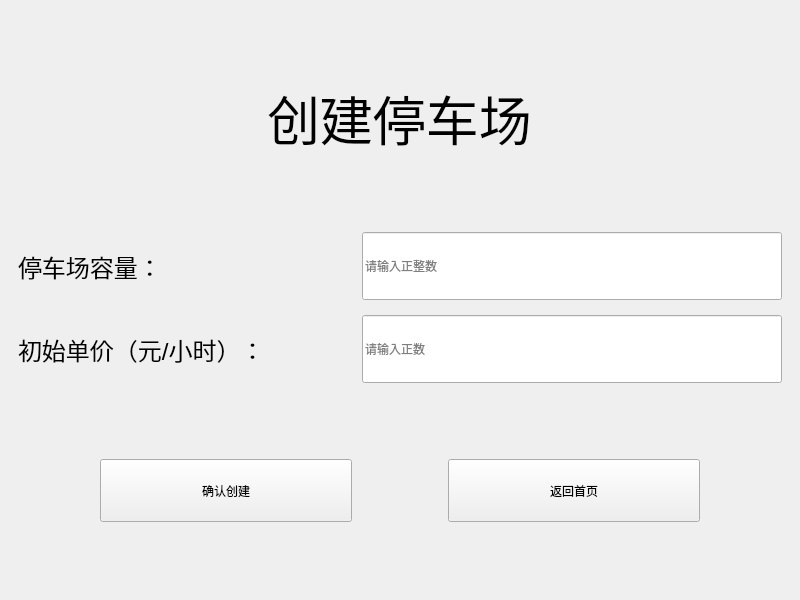
This is src/mainwindow.ui in ShakingFishForProgram/StackLinkedParkingManager as Qt 5 draws it before an edit. The edited form follows.
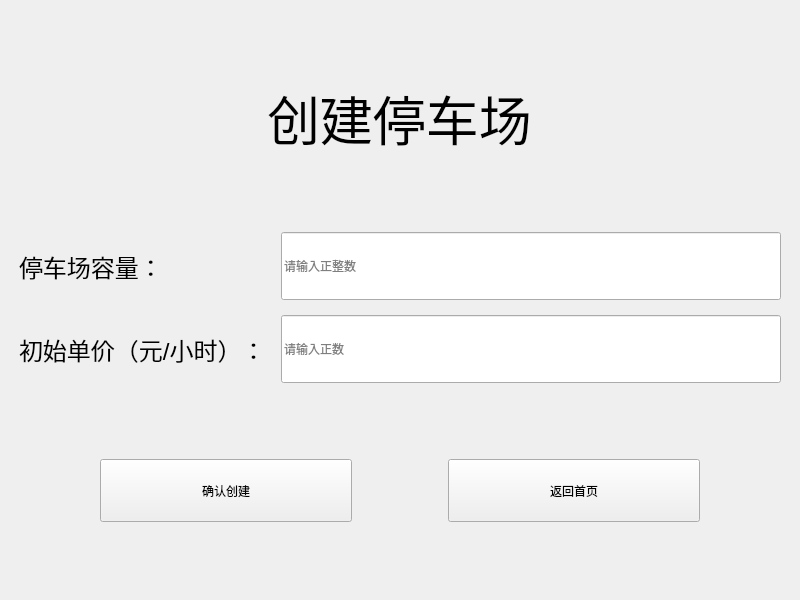
This is the edited form. The open tabs and pages were chosen to show the change.

Commit message: 优化了部分组件的style

```diff
--- a/src/mainwindow.ui
+++ b/src/mainwindow.ui
@@ -158,15 +158,24 @@
          </spacer>
         </item>
         <item>
-         <layout class="QHBoxLayout" name="layoutCapacity">
+           <layout class="QHBoxLayout" name="layoutCreateInputs">
+            <item>
+             <spacer name="horizontalSpacerInputsLeft">
+              <property name="orientation">
+               <enum>Qt::Orientation::Horizontal</enum>
+              </property>
+              <property name="sizeHint" stdset="0">
+               <size>
+                <width>40</width>
+                <height>20</height>
+               </size>
+              </property>
+             </spacer>
+            </item>
+            <item>
+             <layout class="QVBoxLayout" name="layoutLabels">
           <property name="spacing">
-           <number>0</number>
-          </property>
-          <property name="leftMargin">
-           <number>0</number>
-          </property>
-          <property name="rightMargin">
-           <number>0</number>
+               <number>15</number>
           </property>
           <item alignment="Qt::AlignmentFlag::AlignLeft">
            <widget class="QLabel" name="labelCapacity">
@@ -181,32 +190,6 @@
            </widget>
           </item>
           <item alignment="Qt::AlignmentFlag::AlignLeft">
-           <widget class="QLineEdit" name="editCapacity">
-            <property name="minimumSize">
-             <size>
-              <width>420</width>
-              <height>68</height>
-             </size>
-            </property>
-            <property name="placeholderText">
-             <string>请输入正整数</string>
-            </property>
-           </widget>
-          </item>
-         </layout>
-        </item>
-        <item>
-         <layout class="QHBoxLayout" name="layoutPrice">
-          <property name="spacing">
-           <number>0</number>
-          </property>
-          <property name="leftMargin">
-           <number>0</number>
-          </property>
-          <property name="rightMargin">
-           <number>0</number>
-          </property>
-          <item alignment="Qt::AlignmentFlag::AlignLeft">
            <widget class="QLabel" name="labelPrice">
             <property name="font">
              <font>
@@ -218,11 +201,44 @@
             </property>
            </widget>
           </item>
-          <item alignment="Qt::AlignmentFlag::AlignLeft">
+             </layout>
+            </item>
+            <item>
+              <spacer name="horizontalSpacerBetweenLabelsInputs">
+               <property name="orientation">
+                <enum>Qt::Orientation::Horizontal</enum>
+               </property>
+               <property name="sizeHint" stdset="0">
+                <size>
+                 <width>4</width>
+                 <height>20</height>
+                </size>
+              </property>
+             </spacer>
+            </item>
+            <item>
+             <layout class="QVBoxLayout" name="layoutInputs">
+              <property name="spacing">
+               <number>15</number>
+              </property>
+               <item alignment="Qt::AlignmentFlag::AlignRight">
+                <widget class="QLineEdit" name="editCapacity">
+                 <property name="minimumSize">
+                  <size>
+                   <width>500</width>
+                   <height>68</height>
+                  </size>
+                 </property>
+                 <property name="placeholderText">
+                  <string>请输入正整数</string>
+                 </property>
+                </widget>
+               </item>
+               <item alignment="Qt::AlignmentFlag::AlignRight">
            <widget class="QLineEdit" name="editPrice">
             <property name="minimumSize">
              <size>
-              <width>420</width>
+                   <width>500</width>
               <height>68</height>
              </size>
             </property>
@@ -230,6 +246,21 @@
              <string>请输入正数</string>
             </property>
            </widget>
+              </item>
+             </layout>
+            </item>
+            <item>
+             <spacer name="horizontalSpacerInputsRight">
+              <property name="orientation">
+               <enum>Qt::Orientation::Horizontal</enum>
+              </property>
+              <property name="sizeHint" stdset="0">
+               <size>
+                <width>40</width>
+                <height>20</height>
+               </size>
+              </property>
+             </spacer>
           </item>
          </layout>
         </item>
```
Lines whose indentation alone changed are shown as unchanged. The commit also changes 1 other file.
